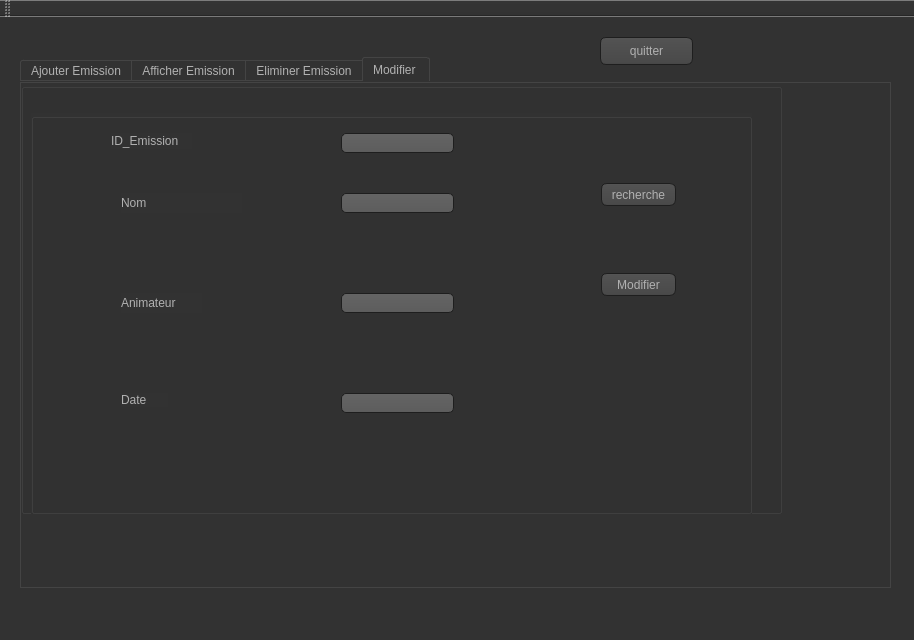
The window that Emission/Gestion_emission.ui (dina-boughanmi/projet-C-) describes before a commit, drawn with Qt 5.
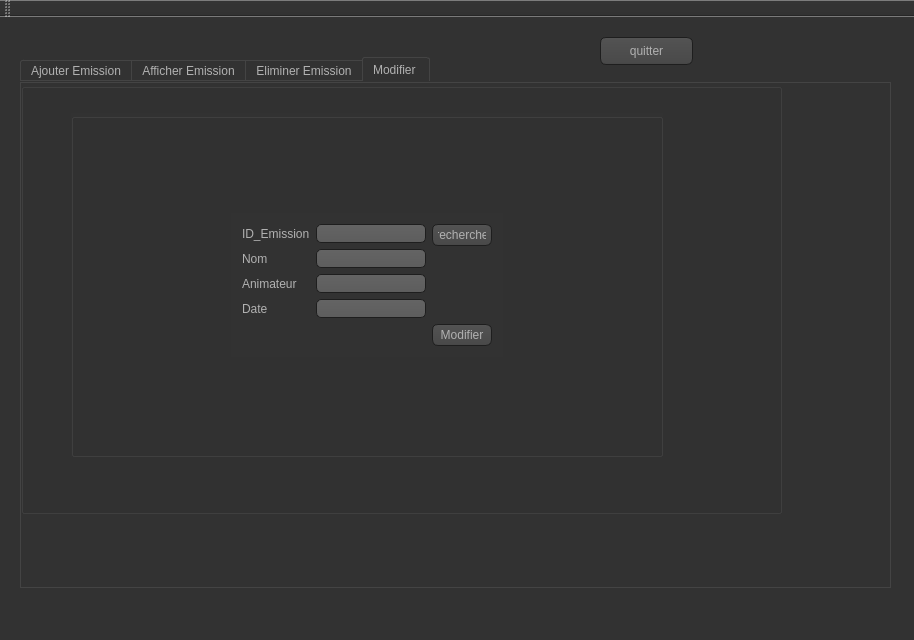
The same window after the commit. The open tabs and pages were chosen to show the change. Icons and pictures are not drawn.

```diff
--- a/Emission/Gestion_emission.ui
+++ b/Emission/Gestion_emission.ui
@@ -1463,132 +1463,88 @@
       <widget class="QGroupBox" name="groupBox_5">
        <property name="geometry">
         <rect>
-         <x>10</x>
+         <x>50</x>
          <y>30</y>
-         <width>721</width>
-         <height>401</height>
+         <width>592</width>
+         <height>344</height>
         </rect>
        </property>
        <property name="title">
         <string/>
        </property>
-       <widget class="QLineEdit" name="lenom_mod">
+       <widget class="QWidget" name="">
         <property name="geometry">
          <rect>
-          <x>310</x>
-          <y>80</y>
-          <width>113</width>
-          <height>20</height>
+          <x>160</x>
+          <y>100</y>
+          <width>272</width>
+          <height>144</height>
          </rect>
         </property>
-       </widget>
-       <widget class="QLineEdit" name="leanimateur_mod">
-        <property name="geometry">
-         <rect>
-          <x>310</x>
-          <y>180</y>
-          <width>113</width>
-          <height>20</height>
-         </rect>
-        </property>
-       </widget>
-       <widget class="QLineEdit" name="ledate_mod">
-        <property name="geometry">
-         <rect>
-          <x>310</x>
-          <y>280</y>
-          <width>113</width>
-          <height>20</height>
-         </rect>
-        </property>
-       </widget>
-       <widget class="QPushButton" name="pb_modifier">
-        <property name="geometry">
-         <rect>
-          <x>570</x>
-          <y>160</y>
-          <width>75</width>
-          <height>23</height>
-         </rect>
-        </property>
-        <property name="text">
-         <string>Modifier</string>
-        </property>
-       </widget>
-       <widget class="QLabel" name="label_6">
-        <property name="geometry">
-         <rect>
-          <x>90</x>
-          <y>80</y>
-          <width>121</width>
-          <height>20</height>
-         </rect>
-        </property>
-        <property name="text">
-         <string>Nom</string>
-        </property>
-       </widget>
-       <widget class="QLabel" name="label_7">
-        <property name="geometry">
-         <rect>
-          <x>90</x>
-          <y>180</y>
-          <width>81</width>
-          <height>20</height>
-         </rect>
-        </property>
-        <property name="text">
-         <string>Animateur</string>
-        </property>
-       </widget>
-       <widget class="QLabel" name="label_8">
-        <property name="geometry">
-         <rect>
-          <x>90</x>
-          <y>280</y>
-          <width>47</width>
-          <height>14</height>
-         </rect>
-        </property>
-        <property name="text">
-         <string>Date </string>
-        </property>
-       </widget>
-       <widget class="QLabel" name="label_9">
-        <property name="geometry">
-         <rect>
-          <x>80</x>
-          <y>20</y>
-          <width>81</width>
-          <height>16</height>
-         </rect>
-        </property>
-        <property name="text">
-         <string>ID_Emission</string>
-        </property>
-       </widget>
-       <widget class="QLineEdit" name="leid_mod">
-        <property name="geometry">
-         <rect>
-          <x>310</x>
-          <y>20</y>
-          <width>113</width>
-          <height>20</height>
-         </rect>
-        </property>
-       </widget>
-       <widget class="QPushButton" name="pb_recherche">
-        <property name="geometry">
-         <rect>
-          <x>570</x>
-          <y>70</y>
-          <width>75</width>
-          <height>23</height>
-         </rect>
-        </property>
-        <property name="text">
-         <string>recherche</string>
-        </property>
+        <layout class="QFormLayout" name="formLayout_2">
+         <item row="0" column="0">
+          <layout class="QFormLayout" name="formLayout">
+           <item row="0" column="0">
+            <widget class="QLabel" name="label_9">
+             <property name="text">
+              <string>ID_Emission</string>
+             </property>
+            </widget>
+           </item>
+           <item row="0" column="1">
+            <widget class="QLineEdit" name="leid_mod"/>
+           </item>
+           <item row="1" column="0">
+            <widget class="QLabel" name="label_6">
+             <property name="text">
+              <string>Nom</string>
+             </property>
+            </widget>
+           </item>
+           <item row="1" column="1">
+            <widget class="QLineEdit" name="lenom_mod"/>
+           </item>
+           <item row="2" column="0">
+            <widget class="QLabel" name="label_7">
+             <property name="text">
+              <string>Animateur</string>
+             </property>
+            </widget>
+           </item>
+           <item row="2" column="1">
+            <widget class="QLineEdit" name="leanimateur_mod"/>
+           </item>
+           <item row="3" column="0">
+            <widget class="QLabel" name="label_8">
+             <property name="text">
+              <string>Date </string>
+             </property>
+            </widget>
+           </item>
+           <item row="3" column="1">
+            <widget class="QLineEdit" name="ledate_mod"/>
+           </item>
+          </layout>
+         </item>
+         <item row="0" column="1">
+          <widget class="QPushButton" name="pb_recherche">
+           <property name="text">
+            <string>recherche</string>
+           </property>
+          </widget>
+         </item>
+         <item row="1" column="1">
+          <widget class="QPushButton" name="pb_modifier">
+           <property name="text">
+            <string>Modifier</string>
+           </property>
+           <property name="icon">
+            <iconset resource="../image/image2.qrc">
+             <normaloff>:/new/prefix1/modifier.png</normaloff>:/new/prefix1/modifier.png</iconset>
+           </property>
+          </widget>
+         </item>
+        </layout>
        </widget>
       </widget>
      </widget>
```
Left out of the diff: 284 changed lines with no effect on the pictures.
